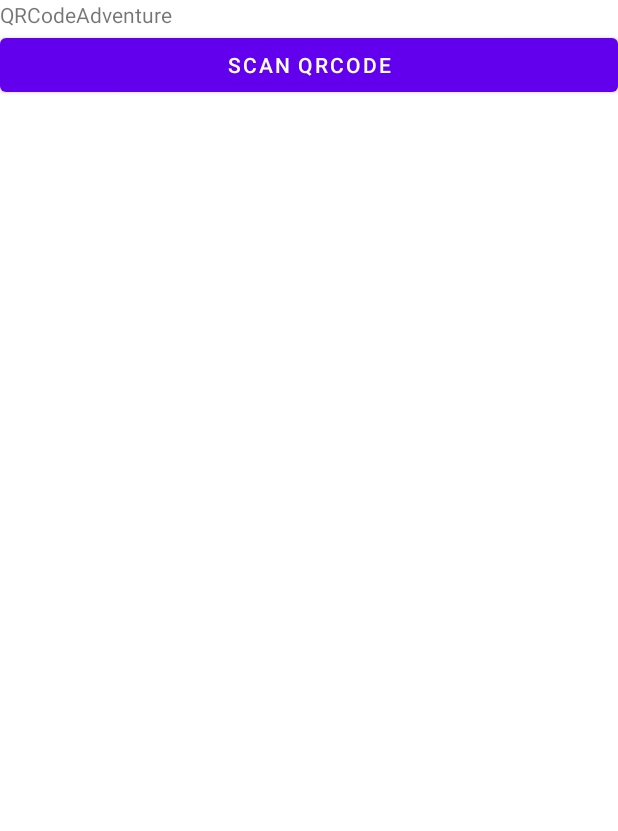
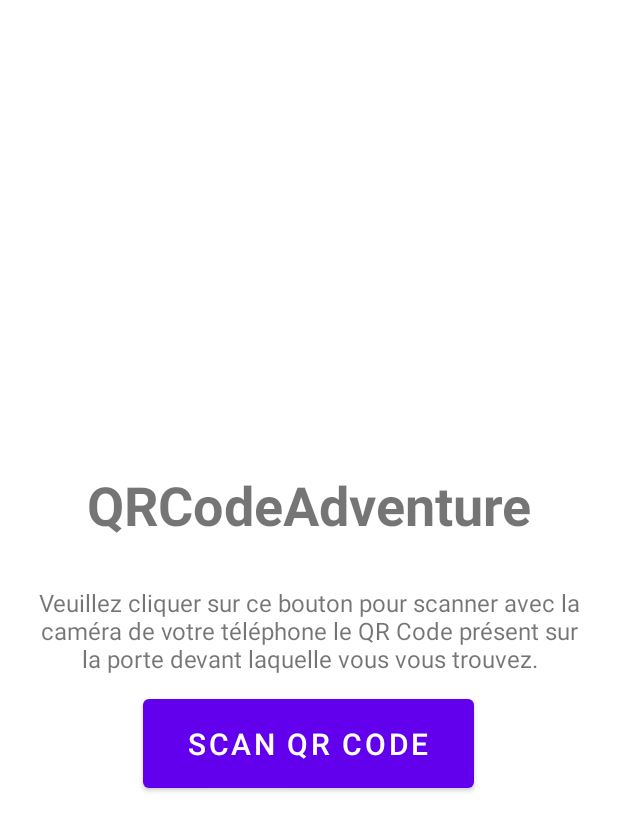
Before and after one commit to Vincent-Renard/sig-proj, an Android app: the screen it shows after launch (MainActivity), on a phone screen of 412 x 824 dp. Shown: the top 831 px of the screen. Run offline under Robolectric (Android 15) with nearby library versions, the phone set to English and light mode, and no system bars.

Commit message:
Add main activity style

```diff
--- a/android/app/src/main/res/layout/activity_main.xml
+++ b/android/app/src/main/res/layout/activity_main.xml
@@ -1,27 +1,41 @@
 <?xml version="1.0" encoding="utf-8"?>
-<androidx.constraintlayout.widget.ConstraintLayout xmlns:android="http://schemas.android.com/apk/res/android"
+<LinearLayout xmlns:android="http://schemas.android.com/apk/res/android"
     xmlns:app="http://schemas.android.com/apk/res-auto"
     xmlns:tools="http://schemas.android.com/tools"
     android:layout_width="match_parent"
-    android:layout_height="match_parent">
-
-    <LinearLayout
-        android:layout_width="match_parent"
     android:layout_height="match_parent"
+    android:gravity="center"
     android:orientation="vertical">
 
     <TextView
         android:id="@+id/QRCodeAdventure"
         android:layout_width="match_parent"
         android:layout_height="wrap_content"
-            android:text="QRCodeAdventure" />
+        android:textAlignment="center"
+        android:gravity="center"
+        android:textStyle="bold"
+        android:textSize="36sp"
+        android:paddingVertical="20dp"
+        android:paddingHorizontal="20dp"
+        android:text="@string/title" />
+
+    <TextView
+        android:layout_width="match_parent"
+        android:layout_height="wrap_content"
+        android:textAlignment="center"
+        android:gravity="center"
+        android:textSize="16sp"
+        android:paddingVertical="10dp"
+        android:paddingHorizontal="20dp"
+        android:text="@string/scan_description" />
 
     <Button
         android:id="@+id/buttonScanner"
-            android:layout_width="match_parent"
+        android:layout_width="wrap_content"
         android:layout_height="wrap_content"
         android:onClick="searchQRBar"
-            android:text="Scan QRCODE" />
-
+        android:paddingVertical="16sp"
+        android:paddingHorizontal="30sp"
+        android:textSize="20sp"
+        android:text="@string/scan_button" />
 </LinearLayout>
-</androidx.constraintlayout.widget.ConstraintLayout>
--- a/android/app/src/main/res/values/strings.xml
+++ b/android/app/src/main/res/values/strings.xml
@@ -1,3 +1,6 @@
 <resources>
     <string name="app_name">QR Code Adventure</string>
+    <string name="title">QRCodeAdventure</string>
+    <string name="scan_description">Veuillez cliquer sur ce bouton pour scanner avec la caméra de votre téléphone le QR Code présent sur la porte devant laquelle vous vous trouvez.</string>
+    <string name="scan_button">Scan QR Code</string>
 </resources>
```
Lines whose indentation alone changed are shown as unchanged.
